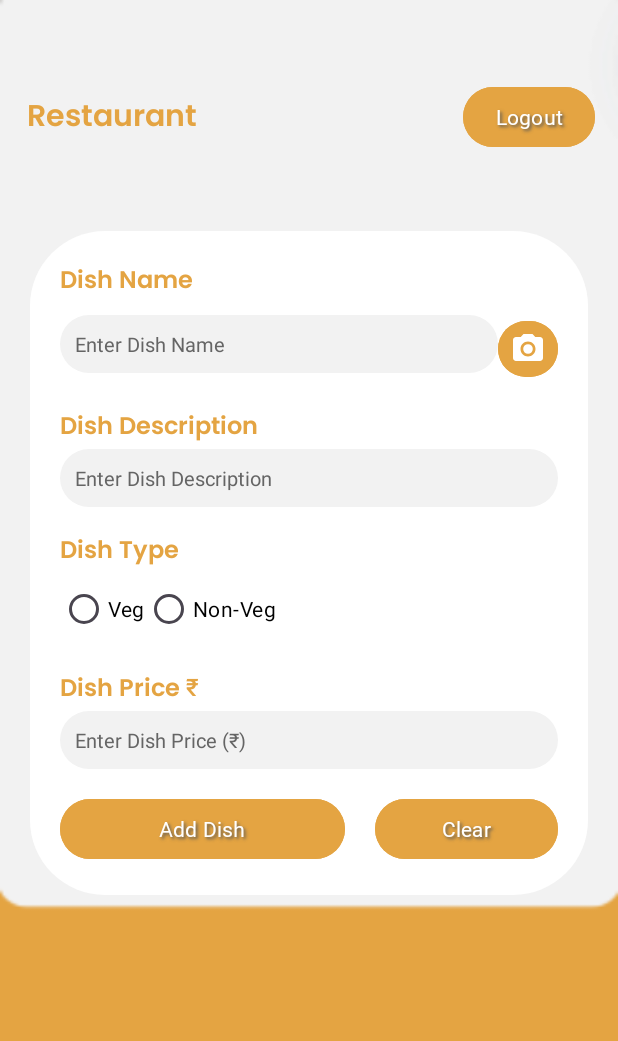
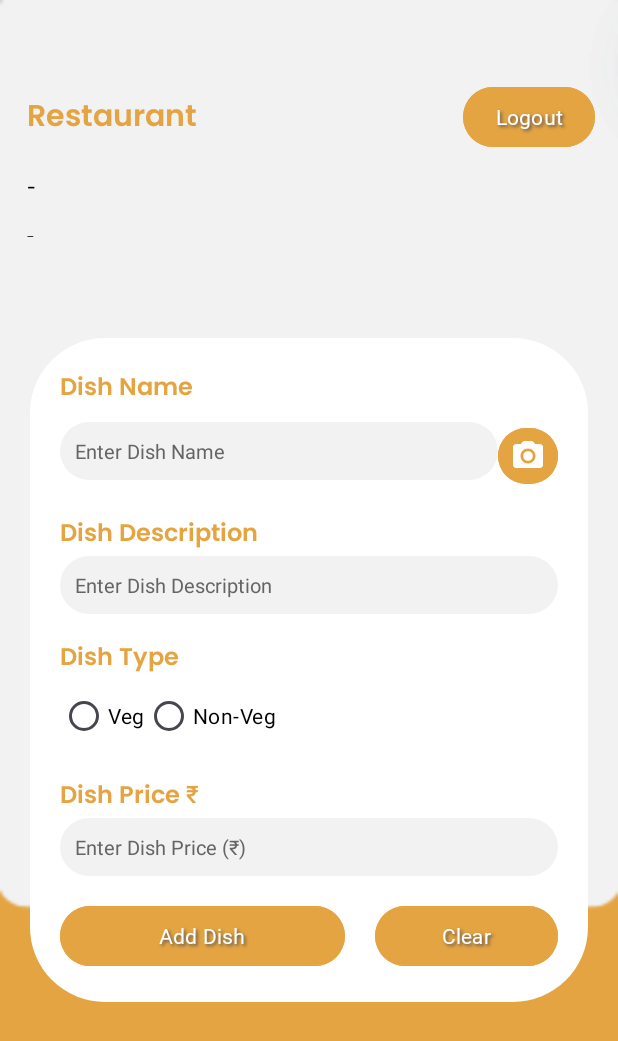
Before and after one commit to Pronobesh-Coder/Cravify, an Android app: the RestaurantDashboard screen opened directly, with no data from a screen before it, on a phone screen of 412 x 824 dp. Shown: the top 1041 px of the screen. Run offline under Robolectric (Android 15) with nearby library versions, the phone set to English and light mode, and no system bars; our stand-ins replace Firebase (no records; nobody signed in at launch, a user with empty details on screens opened directly).

Commit message:
Login Registration Done For Both

```diff
--- a/app/src/main/java/com/example/cravify/RestaurantDashboard.java
+++ b/app/src/main/java/com/example/cravify/RestaurantDashboard.java
@@ -19,6 +19,9 @@ public class RestaurantDashboard extends AppCompatActivity {
 
     Button logout;
     TextView restaurantNameTextView;
+    TextView resCuisine;
+    TextView resAddress;
+    TextView resEmail;
     FirebaseAuth mAuth;
 
     @SuppressLint("MissingInflatedId")
@@ -30,15 +33,35 @@ public class RestaurantDashboard extends AppCompatActivity {
 
         logout = findViewById(R.id.logout_button);
         restaurantNameTextView = findViewById(R.id.restaurant_name_text_view);
+        resCuisine = findViewById(R.id.cuisine);
+        resAddress = findViewById(R.id.current_res_location);
+        resEmail = findViewById(R.id.email);
         mAuth = FirebaseAuth.getInstance();
 
-        // Retrieve restaurant name from Intent
+        // Retrieve data from Intent
         Intent intent = getIntent();
         String restaurantName = intent.getStringExtra("res_name");
+        String cuisine = intent.getStringExtra("cuisine");
+        String address = intent.getStringExtra("address");
+        String email = intent.getStringExtra("email");
+
+        // Display the retrieved data
         if (restaurantName != null) {
             restaurantNameTextView.setText(capitalizeFirstLetter(restaurantName));
         } else {
             restaurantNameTextView.setText("Restaurant");
+        }
+
+        if (cuisine != null) {
+            resCuisine.setText(cuisine);
+        } else {
+            resCuisine.setText("-");
+        }
+
+        if (address != null) {
+            resAddress.setText(address);
+        } else {
+            resAddress.setText("-");
         }
 
         ViewCompat.setOnApplyWindowInsetsListener(findViewById(R.id.main), (v, insets) -> {
--- a/app/src/main/res/layout/activity_restaurant_dashboard.xml
+++ b/app/src/main/res/layout/activity_restaurant_dashboard.xml
@@ -26,6 +26,35 @@
             android:layout_alignParentStart="true"
             android:textColor="@color/mainAppColour"
             android:textSize="20sp" />
+
+        <TextView
+            android:layout_width="match_parent"
+            android:layout_height="wrap_content"
+            android:fontFamily="@font/poppins_semibold"
+            android:text="Cuisine"
+            android:padding="8dp"
+            android:layout_marginTop="5dp"
+            android:id="@+id/cuisine"
+            android:layout_below="@id/restaurant_name_text_view"
+            android:layout_marginLeft="10dp"
+            android:layout_marginRight="20dp"
+            android:layout_alignParentStart="true"
+            android:textColor="@color/black"
+            android:textSize="10sp" />
+
+        <TextView
+            android:layout_width="match_parent"
+            android:layout_height="wrap_content"
+            android:fontFamily="@font/poppins_light"
+            android:text="Address"
+            android:padding="8dp"
+            android:id="@+id/current_res_location"
+            android:layout_below="@id/cuisine"
+            android:layout_marginLeft="10dp"
+            android:layout_marginRight="20dp"
+            android:layout_alignParentStart="true"
+            android:textColor="@color/black"
+            android:textSize="10sp" />
 
         <Button
             android:id="@+id/logout_button"
--- a/app/src/main/res/layout/activity_user_login.xml
+++ b/app/src/main/res/layout/activity_user_login.xml
@@ -148,6 +148,7 @@
             android:layout_height="20dp"
             android:layout_gravity="center"
             android:gravity="center"
+            android:layout_marginBottom="5dp"
             android:indeterminateTint="@color/mainAppColour"
             android:visibility="gone" />
 
```
Also changed, not shown: app/src/main/java/com/example/cravify/RestaurantLogin.java (+53 -16 lines), app/src/main/java/com/example/cravify/RestaurantRegistration.java (+214 -28 lines), app/src/main/res/drawable/search_background.xml (added, +7 -0 lines), app/src/main/res/layout/activity_restaurant_login.xml (+10 -0 lines), app/src/main/res/layout/activity_restaurant_registration.xml (+65 -15 lines), app/src/main/res/layout/activity_user_registration.xml (+20 -8 lines).
